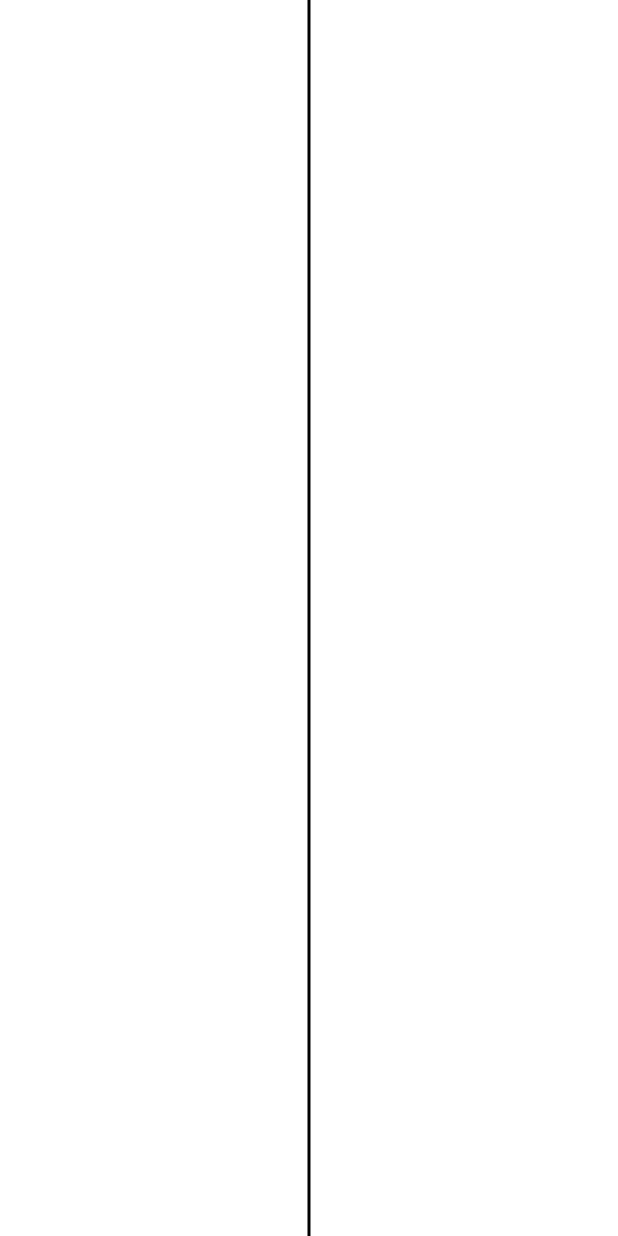
After one commit to eyuphan-oguz/study, a Flutter app: the screen it shows after launch, on a phone screen of 412 x 824 dp. The commit adds this screen. Run offline on Flutter 3.47's test engine with Material 2 defaults, Android fonts, the phone set to English and light mode, and no system bars; our stand-ins replace easy_localization.

Commit message:
add line height create custompaint widget

```diff
--- /dev/null
+++ b/lib/core/widgets/custom_line_widget.dart
@@ -0,0 +1,29 @@
+import 'package:flutter/material.dart';
+
+class CustomLineWidget extends StatelessWidget {
+  @override
+  Widget build(BuildContext context) {
+    return CustomPaint(
+      painter: LinePainter(),
+      size: Size(double.infinity, 1),
+    );
+  }
+}
+
+class LinePainter extends CustomPainter {
+  @override
+  void paint(Canvas canvas, Size size) {
+    final paint = Paint()
+      ..color = Colors.black
+      ..strokeWidth = 2;
+
+    canvas.drawLine(
+      Offset(size.width / 2, 0),
+      Offset(size.width / 2, size.height),
+      paint,
+    );
+  }
+
+  @override
+  bool shouldRepaint(CustomPainter oldDelegate) => false;
+}
--- a/lib/main.dart
+++ b/lib/main.dart
@@ -3,6 +3,7 @@ import 'package:flutter/material.dart';
 import 'package:provider/provider.dart';
 import 'package:studygit/constant/app/app_constant.dart';
 import 'package:studygit/constant/init/lang/language_manager.dart';
+import 'package:studygit/core/widgets/custom_line_widget.dart';
 import 'package:studygit/model/custom_theme_data_model.dart';
 import 'package:studygit/view/container_widget.dart';
 import 'package:studygit/view/countdownPageView.dart';
@@ -34,7 +35,7 @@ class MyApp extends StatelessWidget {
           return MaterialApp(
             debugShowCheckedModeBanner: false,
             theme: Provider.of<CustomThemeDataModel>(context).getThemeData,
-            home: DailyProgress(),
+            home: CustomLineWidget(),
           );
         },
       ),
```
